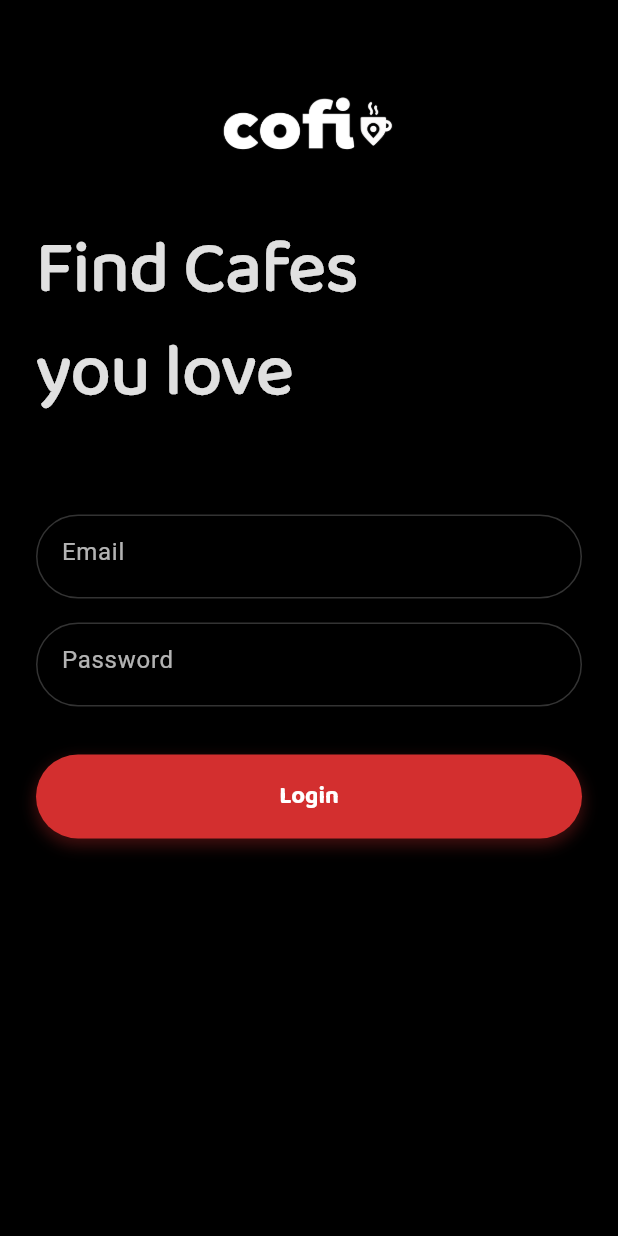
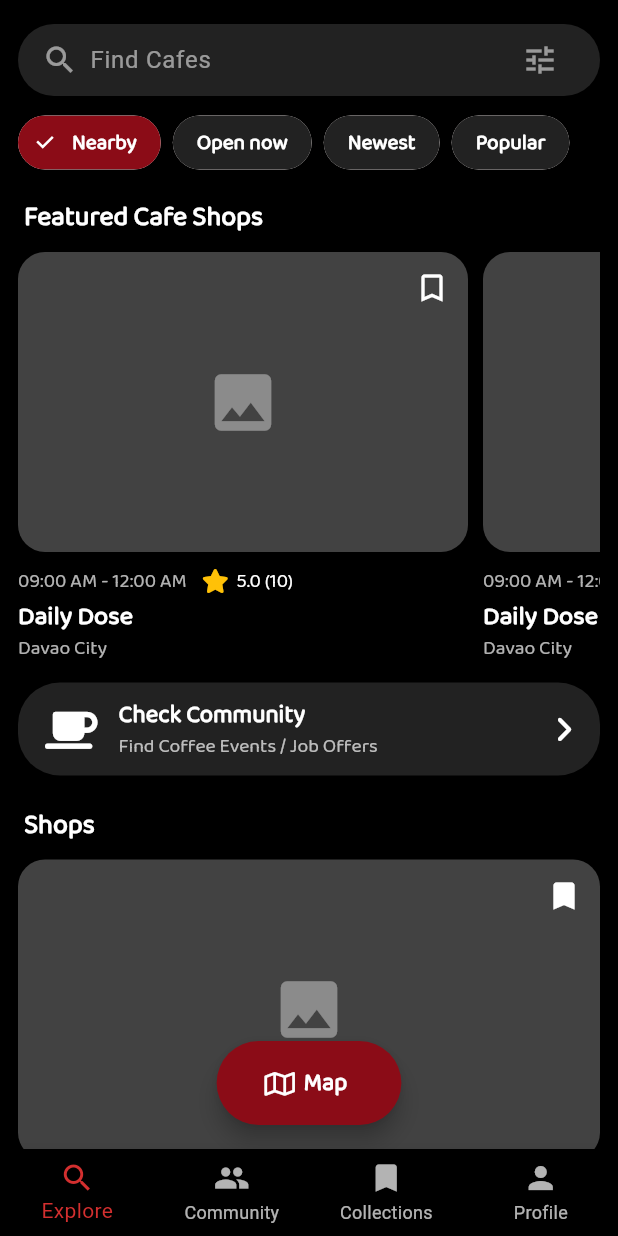
Before and after one commit to lansoyyy/CoFi, a Flutter app: the LoginScreen screen opened directly, after a tap on "Login", on a phone screen of 412 x 824 dp. Run offline on Flutter 3.47's test engine with Material 3 defaults, Android fonts, the phone set to English and light mode, and no system bars; our stand-ins replace fluttertoast, font_awesome_flutter.

Commit message:
added home screen and explore tab ui

```diff
--- a/lib/screens/community_commitment_screen.dart
+++ b/lib/screens/community_commitment_screen.dart
@@ -1,3 +1,4 @@
+import 'package:cofi/screens/home_screen.dart';
 import 'package:flutter/material.dart';
 import '../widgets/text_widget.dart';
 
@@ -77,7 +78,14 @@ class CommunityCommitmentScreen extends StatelessWidget {
                       borderRadius: BorderRadius.circular(28)),
                   padding: const EdgeInsets.symmetric(vertical: 16),
                 ),
-                onPressed: () {},
+                onPressed: () {
+                  Navigator.pushReplacement(
+                    context,
+                    MaterialPageRoute(
+                      builder: (context) => const HomeScreen(),
+                    ),
+                  );
+                },
                 child: TextWidget(
                   text: 'Agree and Continue',
                   fontSize: 17,
--- /dev/null
+++ b/lib/screens/explore_tab.dart
@@ -0,0 +1,550 @@
+import 'package:cofi/utils/colors.dart';
+import 'package:flutter/material.dart';
+import 'package:font_awesome_flutter/font_awesome_flutter.dart';
+import '../widgets/text_widget.dart';
+
+class ExploreTab extends StatefulWidget {
+  const ExploreTab({super.key});
+
+  @override
+  State<ExploreTab> createState() => _ExploreTabState();
+}
+
+class _ExploreTabState extends State<ExploreTab> {
+  int _selectedChip = 0;
+  bool _isOpenNow = false;
+  bool _isOpenToday = false;
+  bool _isFavorites = false;
+  bool _isVisited = false;
+
+  Widget _buildFilterBottomSheet(BuildContext context) {
+    return StatefulBuilder(builder: (context, setState) {
+      return Container(
+        padding: const EdgeInsets.symmetric(vertical: 16),
+        child: Column(
+          mainAxisSize: MainAxisSize.min,
+          crossAxisAlignment: CrossAxisAlignment.start,
+          children: [
+            Padding(
+              padding: const EdgeInsets.symmetric(horizontal: 24),
+              child: TextWidget(
+                text: 'Filters',
+                fontSize: 24,
+                fontFamily: 'Bold',
+                color: Colors.white,
+              ),
+            ),
+            const SizedBox(height: 16),
+            ListTile(
+              onTap: () {
+                setState(() {
+                  _isOpenNow = !_isOpenNow;
+                });
+              },
+              title: TextWidget(
+                text: 'Open now',
+                fontSize: 16,
+                color: Colors.white,
+              ),
+              trailing: Checkbox(
+                value: _isOpenNow,
+                onChanged: (bool? value) {
+                  setState(() {
+                    _isOpenNow = value ?? false;
+                  });
+                },
+                fillColor: MaterialStateProperty.all(Colors.red),
+                shape: RoundedRectangleBorder(
+                  borderRadius: BorderRadius.circular(4),
+                ),
+              ),
+            ),
+            ListTile(
+              onTap: () {
+                setState(() {
+                  _isOpenToday = !_isOpenToday;
+                });
+              },
+              title: TextWidget(
+                text: 'Open Today',
+                fontSize: 16,
+                color: Colors.white,
+              ),
+              trailing: Checkbox(
+                value: _isOpenToday,
+                onChanged: (bool? value) {
+                  setState(() {
+                    _isOpenToday = value ?? false;
+                  });
+                },
+                fillColor: MaterialStateProperty.all(Colors.red),
+                shape: RoundedRectangleBorder(
+                  borderRadius: BorderRadius.circular(4),
+                ),
+              ),
+            ),
+            ListTile(
+              onTap: () {
+                setState(() {
+                  _isFavorites = !_isFavorites;
+                });
+              },
+              title: TextWidget(
+                text: 'Favorites',
+                fontSize: 16,
+                color: Colors.white,
+              ),
+              trailing: Checkbox(
+                value: _isFavorites,
+                onChanged: (bool? value) {
+                  setState(() {
+                    _isFavorites = value ?? false;
+                  });
+                },
+                fillColor: MaterialStateProperty.all(Colors.red),
+                shape: RoundedRectangleBorder(
+                  borderRadius: BorderRadius.circular(4),
+                ),
+              ),
+            ),
+            ListTile(
+              onTap: () {
+                setState(() {
+                  _isVisited = !_isVisited;
+                });
+              },
+              title: TextWidget(
+                text: 'Visited',
+                fontSize: 16,
+                color: Colors.white,
+              ),
+              trailing: Checkbox(
+                value: _isVisited,
+                onChanged: (bool? value) {
+                  setState(() {
+                    _isVisited = value ?? false;
+                  });
+                },
+                fillColor: MaterialStateProperty.all(Colors.red),
+                shape: RoundedRectangleBorder(
+                  borderRadius: BorderRadius.circular(4),
+                ),
+              ),
+            ),
+            const SizedBox(height: 16),
+            Padding(
+              padding: const EdgeInsets.symmetric(horizontal: 24),
+              child: SizedBox(
+                width: double.infinity,
+                child: ElevatedButton(
+                  onPressed: () {
+                    // Apply filters here
+                    Navigator.pop(context);
+                    // You can add your filter logic here using the state variables:
+                    // _isOpenNow, _isOpenToday, _isFavorites, _isVisited
+                    setState(() {
+                      // Refresh the UI with filtered results
+                    });
+                  },
+                  style: ElevatedButton.styleFrom(
+                    backgroundColor: Colors.red,
+                    padding: const EdgeInsets.symmetric(vertical: 16),
+                    shape: RoundedRectangleBorder(
+                      borderRadius: BorderRadius.circular(8),
+                    ),
+                  ),
+                  child: const Text(
+                    'Done',
+                    style: TextStyle(
+                      fontSize: 16,
+                      fontWeight: FontWeight.bold,
+                      color: Colors.white,
+                    ),
+                  ),
+                ),
+              ),
+            ),
+          ],
+        ),
+      );
+    });
+  }
+
+  @override
+  Widget build(BuildContext context) {
+    final filterChips = [
+      'Nearby',
+      'Open now',
+      'Newest',
+      'Popular',
+    ];
+
+    return ListView(
+      padding: const EdgeInsets.symmetric(horizontal: 12),
+      children: [
+        const SizedBox(height: 16),
+        _buildSearchBar(),
+        const SizedBox(height: 12),
+        SizedBox(
+          height: 38,
+          child: ListView.separated(
+            scrollDirection: Axis.horizontal,
+            itemCount: filterChips.length,
+            separatorBuilder: (_, __) => const SizedBox(width: 8),
+            itemBuilder: (context, i) => FilterChip(
+              label: TextWidget(
+                text: filterChips[i],
+                fontSize: 14,
+                color: Colors.white,
+                isBold: true,
+              ),
+              backgroundColor:
+                  _selectedChip == i ? Colors.white12 : const Color(0xFF222222),
+              selected: _selectedChip == i,
+              selectedColor: primary,
+              checkmarkColor: white,
+              onSelected: (_) {
+                setState(() {
+                  _selectedChip = i;
+                });
+              },
+              shape: RoundedRectangleBorder(
+                borderRadius: BorderRadius.circular(20),
+              ),
+              side: BorderSide.none,
+            ),
+          ),
+        ),
+        const SizedBox(height: 18),
+        _sectionTitle('Featured Cafe Shops'),
+        const SizedBox(height: 10),
+        SizedBox(
+          height: 275,
+          width: 500,
+          child: SingleChildScrollView(
+            scrollDirection: Axis.horizontal,
+            child: Row(
+              children: [
+                for (int i = 0; i < 2; i++)
+                  Padding(
+                    padding: const EdgeInsets.only(right: 10),
+                    child: _buildFeaturedCafeCard(),
+                  ),
+              ],
+            ),
+          ),
+        ),
+        const SizedBox(height: 10),
+        GestureDetector(onTap: () {}, child: _buildCheckCommunityButton()),
+        const SizedBox(height: 18),
+        _sectionTitle('Shops'),
+        const SizedBox(height: 10),
+        _buildShopCard(
+          name: 'Fiend Coffee Club',
+          city: 'Davao City',
+          hours: '11:00 AM - 02:00 AM',
+          rating: '5.0 (10)',
+          isFeatured: true,
+          icon: FontAwesomeIcons.mugSaucer,
+        ),
+        const SizedBox(height: 10),
+        _buildShopCard(
+          name: 'Daily Dose',
+          city: 'Davao City',
+          hours: '09:00 AM - 12:00 AM',
+          rating: '5.0 (8)',
+          isFeatured: false,
+          icon: FontAwesomeIcons.coffee,
+        ),
+        const SizedBox(height: 10),
+        _buildShopCard(
+          name: "Joe's Café ...",
+          city: 'Davao City',
+          hours: '10:00 AM - 03:00 AM',
+          rating: '4.8 (15)',
+          isFeatured: false,
+          icon: FontAwesomeIcons.coffee,
+        ),
+        const SizedBox(height: 10),
+        _buildShopCard(
+          name: "Hid'n Cafe",
+          city: 'Davao City',
+          hours: 'Mixed Hours · Tap to view',
+          rating: '4.5 (10)',
+          isFeatured: false,
+          icon: FontAwesomeIcons.coffee,
+        ),
+        const SizedBox(height: 10),
+        _buildShopCard(
+          name: "Outlook Coffee ...",
+          city: 'Davao City',
+          hours: '07:00 AM - 12:00 AM',
+          rating: '4.8 (9)',
+          isFeatured: false,
+          icon: FontAwesomeIcons.coffee,
+        ),
+        const SizedBox(height: 24),
+      ],
+    );
+  }
+
+  Widget _buildSearchBar() {
+    return Container(
+      decoration: BoxDecoration(
+        color: const Color(0xFF222222),
+        borderRadius: BorderRadius.circular(24),
+      ),
+      padding: const EdgeInsets.symmetric(horizontal: 16),
+      child: Row(
+        children: [
+          const Icon(Icons.search, color: Colors.white54),
+          const SizedBox(width: 8),
+          Expanded(
+            child: TextField(
+              style: const TextStyle(color: Colors.white),
+              decoration: const InputDecoration(
+                hintText: 'Find Cafes',
+                hintStyle: TextStyle(color: Colors.white54),
+                border: InputBorder.none,
+              ),
+            ),
+          ),
+          IconButton(
+            icon: const Icon(Icons.tune, color: Colors.white54),
+            onPressed: () {
+              showModalBottomSheet(
+                context: context,
+                isScrollControlled: true,
+                backgroundColor: Colors.black,
+                shape: const RoundedRectangleBorder(
+                  borderRadius: BorderRadius.vertical(top: Radius.circular(24)),
+                ),
+                builder: (context) => _buildFilterBottomSheet(context),
+              );
+            },
+          ),
+        ],
+      ),
+    );
+  }
+
+  Widget _sectionTitle(String title) {
+    return Padding(
+      padding: const EdgeInsets.symmetric(horizontal: 4),
+      child: TextWidget(
+        text: title,
+        fontSize: 18,
+        color: Colors.white,
+        isBold: true,
+      ),
+    );
+  }
+
+  Widget _buildFeaturedCafeCard() {
+    return SizedBox(
+      width: 300,
+      child: Column(
+        children: [
+          // Placeholder for image
+          Container(
+            height: 200,
+            decoration: BoxDecoration(
+              color: Colors.grey[800],
+              borderRadius: const BorderRadius.vertical(
+                  top: Radius.circular(18), bottom: Radius.circular(18)),
+            ),
+            child: Stack(
+              children: [
+                const Center(
+                  child: Icon(Icons.image, color: Colors.white38, size: 50),
+                ),
+                Align(
+                  alignment: Alignment.topRight,
+                  child: IconButton(
+                    icon: Icon(
+                      Icons.bookmark_border,
+                      color: Colors.white,
+                    ),
+                    onPressed: () {},
+                  ),
+                ),
+              ],
+            ),
+          ),
+          SizedBox(
+            height: 10,
+          ),
+          Row(
+            mainAxisAlignment: MainAxisAlignment.spaceBetween,
+            children: [
+              Column(
+                crossAxisAlignment: CrossAxisAlignment.start,
+                children: [
+                  Row(
+                    children: [
+                      TextWidget(
+                        text: '09:00 AM - 12:00 AM',
+                        fontSize: 13,
+                        color: Colors.white70,
+                      ),
+                      const SizedBox(width: 10),
+                      const FaIcon(FontAwesomeIcons.solidStar,
+                          color: Colors.amber, size: 16),
+                      const SizedBox(width: 5),
+                      TextWidget(
+                        text: '5.0 (10)',
+                        fontSize: 13,
+                        color: Colors.white,
+                      ),
+                    ],
+                  ),
+                  const SizedBox(height: 2),
+                  TextWidget(
+                    text: 'Daily Dose',
+                    fontSize: 17,
+                    color: Colors.white,
+                    isBold: true,
+                  ),
+                  TextWidget(
+                    text: 'Davao City',
+                    fontSize: 13,
+                    color: Colors.white70,
+                  ),
+                ],
+              ),
+            ],
+          ),
+        ],
+      ),
+    );
+  }
+
+  Widget _buildShopCard({
+    required String name,
+    required String city,
+    required String hours,
+    required String rating,
+    required bool isFeatured,
+    required IconData icon,
+  }) {
+    return Padding(
+      padding: const EdgeInsets.only(bottom: 10),
+      child: Column(
+        children: [
+          // Placeholder for image
+          Container(
+            height: 200,
+            decoration: BoxDecoration(
+              color: Colors.grey[800],
+              borderRadius: const BorderRadius.vertical(
+                  top: Radius.circular(18), bottom: Radius.circular(18)),
+            ),
+            child: Stack(
+              children: [
+                const Center(
+                  child: Icon(Icons.image, color: Colors.white38, size: 50),
+                ),
+                Align(
+                  alignment: Alignment.topRight,
+                  child: IconButton(
+                    icon: Icon(
+                      isFeatured ? Icons.bookmark : Icons.bookmark_border,
+                      color: Colors.white,
+                    ),
+                    onPressed: () {},
+                  ),
+                ),
+              ],
+            ),
+          ),
+          SizedBox(
+            height: 10,
+          ),
+          Row(
+            mainAxisAlignment: MainAxisAlignment.spaceBetween,
+            children: [
+              Column(
+                crossAxisAlignment: CrossAxisAlignment.start,
+                children: [
+                  Row(
+                    children: [
+                      TextWidget(
+                        text: hours,
+                        fontSize: 13,
+                        color: Colors.white70,
+                      ),
+                      const SizedBox(width: 10),
+                      const FaIcon(FontAwesomeIcons.solidStar,
+                          color: Colors.amber, size: 16),
+                      const SizedBox(width: 5),
+                      TextWidget(
+                        text: rating,
+                        fontSize: 13,
+                        color: Colors.white,
+                      ),
+                    ],
+                  ),
+                  const SizedBox(height: 2),
+                  TextWidget(
+                    text: name,
+                    fontSize: 17,
+                    color: Colors.white,
+                    isBold: true,
+                  ),
+                  TextWidget(
+                    text: city,
+                    fontSize: 13,
+                    color: Colors.white70,
+                  ),
+                ],
+              ),
+              CircleAvatar(
+                backgroundColor: Colors.grey,
+                child: FaIcon(icon, color: Colors.white),
+              ),
+            ],
+          ),
+        ],
+      ),
+    );
+  }
+
+  Widget _buildCheckCommunityButton() {
+    return Container(
+      margin: const EdgeInsets.symmetric(vertical: 2),
+      decoration: BoxDecoration(
+        color: const Color(0xFF222222),
+        borderRadius: BorderRadius.circular(28),
+      ),
+      padding: const EdgeInsets.symmetric(horizontal: 18, vertical: 10),
+      child: Row(
+        children: [
+          const FaIcon(FontAwesomeIcons.mugSaucer,
+              color: Colors.white, size: 28),
+          const SizedBox(width: 14),
+          Expanded(
+            child: Column(
+              crossAxisAlignment: CrossAxisAlignment.start,
+              children: [
+                TextWidget(
+                  text: 'Check Community',
+                  fontSize: 16,
+                  color: Colors.white,
+                  isBold: true,
+                ),
+                TextWidget(
+                  text: 'Find Coffee Events / Job Offers',
+                  fontSize: 13,
+                  color: Colors.white70,
+                  isBold: false,
+                ),
+              ],
+            ),
+          ),
+          const FaIcon(FontAwesomeIcons.angleRight,
+              color: Colors.white, size: 20),
+        ],
+      ),
+    );
+  }
+}
--- /dev/null
+++ b/lib/screens/home_screen.dart
@@ -0,0 +1,68 @@
+import 'package:cofi/utils/colors.dart';
+import 'package:cofi/widgets/text_widget.dart';
+import 'package:flutter/material.dart';
+import 'package:font_awesome_flutter/font_awesome_flutter.dart';
+
+import 'explore_tab.dart';
+
+class HomeScreen extends StatelessWidget {
+  const HomeScreen({super.key});
+
+  @override
+  Widget build(BuildContext context) {
+    return Scaffold(
+      floatingActionButtonLocation: FloatingActionButtonLocation.centerFloat,
+      floatingActionButton: FloatingActionButton.extended(
+        shape: RoundedRectangleBorder(
+          borderRadius: BorderRadius.circular(30),
+        ),
+        backgroundColor: primary,
+        onPressed: () => {},
+        label: TextButton.icon(
+          onPressed: () {},
+          label:
+              TextWidget(text: 'Map', fontSize: 16, color: white, isBold: true),
+          icon: Icon(
+            FontAwesomeIcons.map,
+            color: white,
+          ),
+        ),
+      ),
+      backgroundColor: Colors.black,
+      bottomNavigationBar: _buildBottomNavBar(),
+      body: const SafeArea(
+        child: ExploreTab(),
+      ),
+    );
+  }
+
+  Widget _buildBottomNavBar() {
+    return BottomNavigationBar(
+      backgroundColor: Colors.black,
+      selectedItemColor: Colors.red[700],
+      unselectedItemColor: Colors.white70,
+      showUnselectedLabels: true,
+      type: BottomNavigationBarType.fixed,
+      items: const [
+        BottomNavigationBarItem(
+          icon: Icon(Icons.search),
+          label: 'Explore',
+        ),
+        BottomNavigationBarItem(
+          icon: Icon(Icons.people),
+          label: 'Community',
+        ),
+        BottomNavigationBarItem(
+          icon: Icon(Icons.bookmark),
+          label: 'Collections',
+        ),
+        BottomNavigationBarItem(
+          icon: Icon(Icons.person),
+          label: 'Profile',
+        ),
+      ],
+      currentIndex: 0,
+      onTap: (i) {},
+    );
+  }
+}
--- a/lib/screens/login_screen.dart
+++ b/lib/screens/login_screen.dart
@@ -1,3 +1,4 @@
+import 'package:cofi/screens/home_screen.dart';
 import 'package:flutter/material.dart';
 import 'package:font_awesome_flutter/font_awesome_flutter.dart';
 import '../utils/colors.dart';
@@ -107,6 +108,12 @@ class LoginScreen extends StatelessWidget {
                       color: Colors.red[700]!,
                       textColor: Colors.white,
                       onPressed: () {
+                        Navigator.pushReplacement(
+                          context,
+                          MaterialPageRoute(
+                            builder: (context) => const HomeScreen(),
+                          ),
+                        );
                         // Handle login
                       },
                     ),
```
